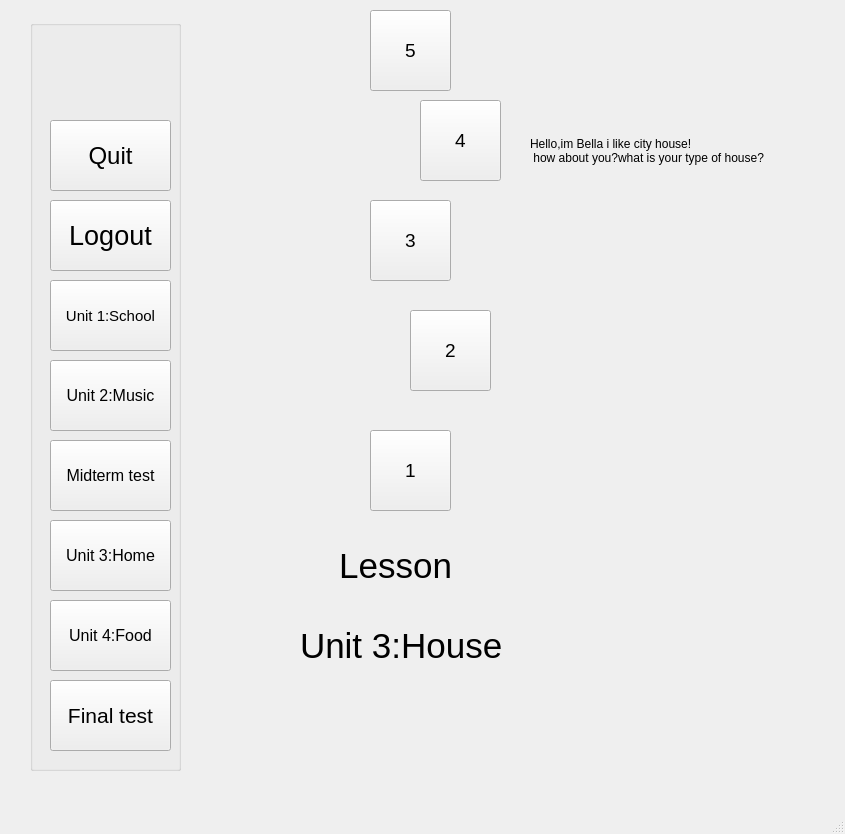
Above: SPCK/Gui/Unit3.ui from trongphuc1/TL-C4K-PTI01- before the change. Below: the same form after it.
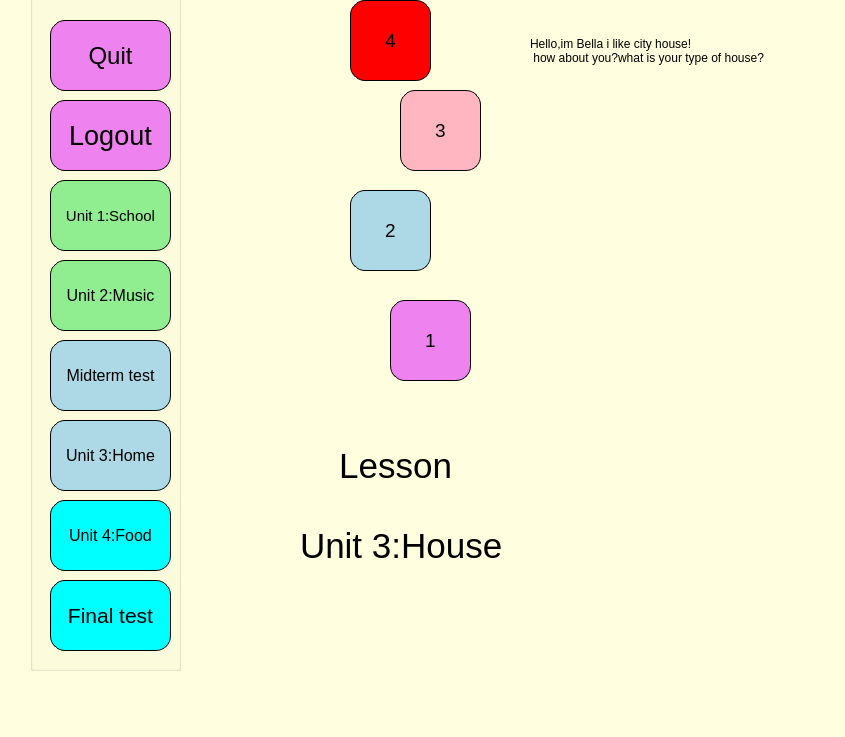
That is the form after the change. Icons and pictures are not drawn.

What changed in the file:
```diff
--- a/SPCK/Gui/Unit3.ui
+++ b/SPCK/Gui/Unit3.ui
@@ -7,18 +7,21 @@
     <x>0</x>
     <y>0</y>
     <width>845</width>
-    <height>834</height>
+    <height>737</height>
    </rect>
   </property>
   <property name="windowTitle">
    <string>MainWindow</string>
   </property>
+  <property name="styleSheet">
+   <string notr="true">background-color:lightyellow</string>
+  </property>
   <widget class="QWidget" name="centralwidget">
    <widget class="QLabel" name="label_3">
     <property name="geometry">
      <rect>
       <x>530</x>
-      <y>130</y>
+      <y>30</y>
       <width>291</width>
       <height>41</height>
      </rect>
@@ -36,8 +39,8 @@
    <widget class="QPushButton" name="pushButton_7">
     <property name="geometry">
      <rect>
-      <x>420</x>
-      <y>100</y>
+      <x>400</x>
+      <y>90</y>
       <width>81</width>
       <height>81</height>
      </rect>
@@ -46,34 +49,46 @@
      <font>
       <pointsize>14</pointsize>
      </font>
+    </property>
+    <property name="styleSheet">
+     <string notr="true">    border-radius: 15px;
+    border: 1px solid black;
+    padding: 5px;
+    background-color: lightpink;</string>
+    </property>
+    <property name="text">
+     <string>3</string>
+    </property>
+   </widget>
+   <widget class="QPushButton" name="les4">
+    <property name="geometry">
+     <rect>
+      <x>350</x>
+      <y>0</y>
+      <width>81</width>
+      <height>81</height>
+     </rect>
+    </property>
+    <property name="font">
+     <font>
+      <pointsize>14</pointsize>
+     </font>
+    </property>
+    <property name="styleSheet">
+     <string notr="true">    border-radius: 15px;
+    border: 1px solid black;
+    padding: 5px;
+    background-color: red</string>
     </property>
     <property name="text">
      <string>4</string>
     </property>
    </widget>
-   <widget class="QPushButton" name="pushButton_8">
-    <property name="geometry">
-     <rect>
-      <x>370</x>
-      <y>10</y>
-      <width>81</width>
-      <height>81</height>
-     </rect>
-    </property>
-    <property name="font">
-     <font>
-      <pointsize>14</pointsize>
-     </font>
-    </property>
-    <property name="text">
-     <string>5</string>
-    </property>
-   </widget>
    <widget class="QLabel" name="label">
     <property name="geometry">
      <rect>
       <x>310</x>
-      <y>520</y>
+      <y>420</y>
       <width>221</width>
       <height>91</height>
      </rect>
@@ -90,8 +105,8 @@
    <widget class="QPushButton" name="pushButton_4">
     <property name="geometry">
      <rect>
-      <x>370</x>
-      <y>430</y>
+      <x>390</x>
+      <y>300</y>
       <width>81</width>
       <height>81</height>
      </rect>
@@ -101,6 +116,12 @@
       <pointsize>14</pointsize>
      </font>
     </property>
+    <property name="styleSheet">
+     <string notr="true">    border-radius: 15px;
+    border: 1px solid black;
+    padding: 5px;
+    background-color: violet;</string>
+    </property>
     <property name="text">
      <string>1</string>
     </property>
@@ -108,8 +129,8 @@
    <widget class="QPushButton" name="pushButton_5">
     <property name="geometry">
      <rect>
-      <x>410</x>
-      <y>310</y>
+      <x>350</x>
+      <y>190</y>
       <width>81</width>
       <height>81</height>
      </rect>
@@ -119,33 +140,21 @@
       <pointsize>14</pointsize>
      </font>
     </property>
+    <property name="styleSheet">
+     <string notr="true">    border-radius: 15px;
+    border: 1px solid black;
+    padding: 5px;
+    background-color: lightblue;</string>
+    </property>
     <property name="text">
      <string>2</string>
     </property>
    </widget>
-   <widget class="QPushButton" name="pushButton_6">
-    <property name="geometry">
-     <rect>
-      <x>370</x>
-      <y>200</y>
-      <width>81</width>
-      <height>81</height>
-     </rect>
-    </property>
-    <property name="font">
-     <font>
-      <pointsize>14</pointsize>
-     </font>
-    </property>
-    <property name="text">
-     <string>3</string>
-    </property>
-   </widget>
    <widget class="QLabel" name="label_2">
     <property name="geometry">
      <rect>
       <x>620</x>
-      <y>200</y>
+      <y>100</y>
       <width>121</width>
       <height>241</height>
      </rect>
@@ -164,7 +173,7 @@
     <property name="geometry">
      <rect>
       <x>30</x>
-      <y>20</y>
+      <y>-80</y>
       <width>151</width>
       <height>751</height>
      </rect>
@@ -186,6 +195,12 @@
        <pointsize>18</pointsize>
       </font>
      </property>
+     <property name="styleSheet">
+      <string notr="true">    border-radius: 15px;
+    border: 1px solid black;
+    padding: 5px;
+    background-color: violet;</string>
+     </property>
      <property name="text">
       <string>Quit</string>
      </property>
@@ -204,6 +219,12 @@
        <pointsize>20</pointsize>
       </font>
      </property>
+     <property name="styleSheet">
+      <string notr="true">    border-radius: 15px;
+    border: 1px solid black;
+    padding: 5px;
+    background-color: violet;</string>
+     </property>
      <property name="text">
       <string>Logout</string>
      </property>
@@ -222,6 +243,12 @@
        <pointsize>11</pointsize>
       </font>
      </property>
+     <property name="styleSheet">
+      <string notr="true">    border-radius: 15px;
+    border: 1px solid black;
+    padding: 5px;
+    background-color: lightgreen;</string>
+     </property>
      <property name="text">
       <string>Unit 1:School</string>
      </property>
@@ -240,6 +267,12 @@
        <pointsize>12</pointsize>
       </font>
      </property>
+     <property name="styleSheet">
+      <string notr="true">    border-radius: 15px;
+    border: 1px solid black;
+    padding: 5px;
+    background-color: lightgreen;</string>
+     </property>
      <property name="text">
       <string>Unit 2:Music</string>
      </property>
@@ -258,6 +291,12 @@
        <pointsize>12</pointsize>
       </font>
      </property>
+     <property name="styleSheet">
+      <string notr="true">    border-radius: 15px;
+    border: 1px solid black;
+    padding: 5px;
+    background-color: lightblue;</string>
+     </property>
      <property name="text">
       <string>Unit 3:Home</string>
      </property>
@@ -276,6 +315,12 @@
        <pointsize>12</pointsize>
       </font>
      </property>
+     <property name="styleSheet">
+      <string notr="true">    border-radius: 15px;
+    border: 1px solid black;
+    padding: 5px;
+    background-color: rgb(0, 255, 255);</string>
+     </property>
      <property name="text">
       <string>Unit 4:Food</string>
      </property>
@@ -294,6 +339,12 @@
        <pointsize>16</pointsize>
       </font>
      </property>
+     <property name="styleSheet">
+      <string notr="true">    border-radius: 15px;
+    border: 1px solid black;
+    padding: 5px;
+    background-color: rgb(0, 255, 255);</string>
+     </property>
      <property name="text">
       <string>Final test</string>
      </property>
@@ -312,6 +363,12 @@
        <pointsize>12</pointsize>
       </font>
      </property>
+     <property name="styleSheet">
+      <string notr="true">    border-radius: 15px;
+    border: 1px solid black;
+    padding: 5px;
+    background-color: lightblue;</string>
+     </property>
      <property name="text">
       <string>Midterm test</string>
      </property>
@@ -321,7 +378,7 @@
     <property name="geometry">
      <rect>
       <x>300</x>
-      <y>600</y>
+      <y>500</y>
       <width>261</width>
       <height>91</height>
      </rect>
```
Left out of the diff: 20 changed lines with no effect on the pictures.
